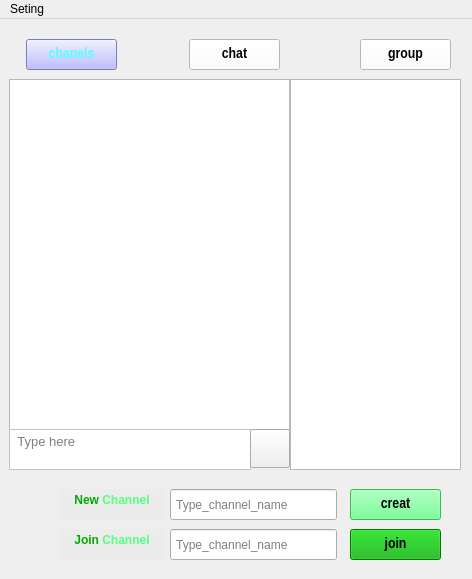
Old version of the form jamin-gram/channel.ui in the repository raminLgh/jamin-gram.
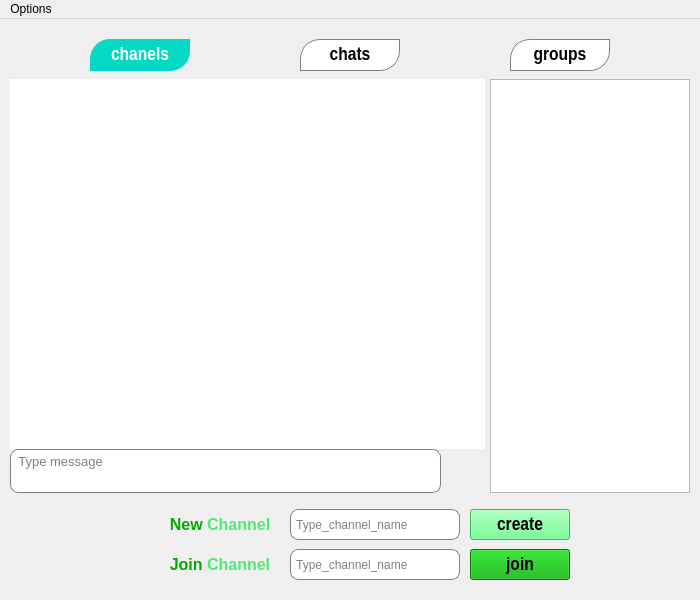
New version of the form. Icons and pictures are not drawn.

The edit to the form file:
```diff
--- a/jamin-gram/channel.ui
+++ b/jamin-gram/channel.ui
@@ -6,8 +6,8 @@
    <rect>
     <x>0</x>
     <y>0</y>
-    <width>472</width>
-    <height>579</height>
+    <width>700</width>
+    <height>600</height>
    </rect>
   </property>
   <property name="windowTitle">
@@ -18,46 +18,61 @@
     <normaloff>:/photo/image/Screenshot_20230626_132056_Chrome.jpg</normaloff>:/photo/image/Screenshot_20230626_132056_Chrome.jpg</iconset>
   </property>
   <property name="styleSheet">
-   <string notr="true"/>
+   <string notr="true">QLineEdit{
+border:1px solid gray;
+border-radius:8px;
+}
+QLineEdit:focus{
+border:1px solid #03dac6;
+}
+</string>
   </property>
   <widget class="QWidget" name="centralwidget">
    <widget class="QPushButton" name="grouppb">
     <property name="geometry">
      <rect>
-      <x>360</x>
+      <x>510</x>
       <y>20</y>
-      <width>91</width>
-      <height>31</height>
+      <width>100</width>
+      <height>32</height>
      </rect>
     </property>
     <property name="font">
      <font>
       <family>Arial Narrow</family>
-      <pointsize>11</pointsize>
-      <weight>75</weight>
+      <pointsize>14</pointsize>
       <bold>true</bold>
      </font>
     </property>
     <property name="styleSheet">
-     <string notr="true">background-color: rgb(255, 255, 255);</string>
+     <string notr="true">QPushButton{
+background:white;
+font-size:14pt;
+border:1px solid gray;
+border-top-left-radius:20px;
+border-bottom-right-radius:20px;
+}
+
+QPushButton:hover{
+background:#41cd52;
+}</string>
     </property>
     <property name="text">
-     <string>group</string>
+     <string>groups</string>
     </property>
    </widget>
    <widget class="QListWidget" name="list">
     <property name="geometry">
      <rect>
-      <x>290</x>
+      <x>490</x>
       <y>60</y>
-      <width>171</width>
-      <height>391</height>
+      <width>200</width>
+      <height>414</height>
      </rect>
     </property>
     <property name="font">
      <font>
       <pointsize>10</pointsize>
-      <weight>75</weight>
       <bold>true</bold>
      </font>
     </property>
@@ -68,9 +83,9 @@
    <widget class="QLineEdit" name="jo_channel_lineEdit">
     <property name="geometry">
      <rect>
-      <x>170</x>
-      <y>510</y>
-      <width>167</width>
+      <x>290</x>
+      <y>530</y>
+      <width>170</width>
       <height>31</height>
      </rect>
     </property>
@@ -84,22 +99,24 @@
    <widget class="QTextEdit" name="chat_ted">
     <property name="geometry">
      <rect>
-      <x>9</x>
+      <x>10</x>
       <y>60</y>
-      <width>281</width>
-      <height>351</height>
+      <width>475</width>
+      <height>370</height>
      </rect>
     </property>
     <property name="font">
      <font>
       <family>Arial</family>
       <pointsize>10</pointsize>
-      <weight>50</weight>
       <bold>false</bold>
      </font>
     </property>
     <property name="styleSheet">
-     <string notr="true"/>
+     <string notr="true">QTextEdit{
+border-image: url(:/photo/image/Screenshot_2023-06-26-19-28-14-376-edit_org.telegram.messenger.jpg);
+border-radius:8px;
+}</string>
     </property>
     <property name="readOnly">
      <bool>true</bool>
@@ -108,22 +125,24 @@
    <widget class="QPushButton" name="joinpb">
     <property name="geometry">
      <rect>
-      <x>350</x>
-      <y>510</y>
-      <width>91</width>
+      <x>470</x>
+      <y>530</y>
+      <width>100</width>
       <height>31</height>
      </rect>
     </property>
     <property name="font">
      <font>
       <family>Arial Narrow</family>
-      <pointsize>11</pointsize>
-      <weight>75</weight>
+      <pointsize>14</pointsize>
       <bold>true</bold>
      </font>
     </property>
     <property name="styleSheet">
-     <string notr="true">background-color: rgb(0, 170, 0);</string>
+     <string notr="true">QPushButton{
+background-color: rgb(0, 170, 0);
+font-size:14pt;
+}</string>
     </property>
     <property name="text">
      <string>join</string>
@@ -132,23 +151,28 @@
    <widget class="QPushButton" name="channelpb">
     <property name="geometry">
      <rect>
-      <x>26</x>
+      <x>90</x>
       <y>20</y>
-      <width>91</width>
-      <height>31</height>
+      <width>100</width>
+      <height>32</height>
      </rect>
     </property>
     <property name="font">
      <font>
       <family>Arial Narrow</family>
-      <pointsize>11</pointsize>
-      <weight>75</weight>
+      <pointsize>14</pointsize>
       <bold>true</bold>
      </font>
     </property>
     <property name="styleSheet">
-     <string notr="true">background-color: rgb(170, 170, 255);
-color: rgb(85, 255, 255);</string>
+     <string notr="true">QPushButton{
+background:#03dac6;
+color:white;
+font-size:14pt;
+border:0px;
+border-top-left-radius:20px;
+border-bottom-right-radius:20px;
+}</string>
     </property>
     <property name="text">
      <string>chanels</string>
@@ -157,26 +181,35 @@
    <widget class="QPushButton" name="chatpb">
     <property name="geometry">
      <rect>
-      <x>189</x>
+      <x>300</x>
       <y>20</y>
-      <width>91</width>
-      <height>31</height>
+      <width>100</width>
+      <height>32</height>
      </rect>
     </property>
     <property name="font">
      <font>
       <family>Arial Narrow</family>
-      <pointsize>11</pointsize>
-      <weight>75</weight>
+      <pointsize>14</pointsize>
       <bold>true</bold>
      </font>
     </property>
     <property name="styleSheet">
-     <string notr="true">background-color: rgb(255, 255, 255);
+     <string notr="true">QPushButton{
+background:white;
+font-size:14pt;
+border:1px solid gray;
+border-top-left-radius:20px;
+border-bottom-right-radius:20px;
+}
+
+QPushButton:hover{
+background:#41cd52;
+}
 </string>
     </property>
     <property name="text">
-     <string>chat</string>
+     <string>chats</string>
     </property>
     <property name="autoDefault">
      <bool>false</bool>
@@ -188,10 +221,10 @@
    <widget class="QTextEdit" name="type_ted">
     <property name="geometry">
      <rect>
-      <x>9</x>
-      <y>410</y>
-      <width>242</width>
-      <height>41</height>
+      <x>10</x>
+      <y>430</y>
+      <width>431</width>
+      <height>44</height>
      </rect>
     </property>
     <property name="font">
@@ -201,42 +234,56 @@
      </font>
     </property>
     <property name="styleSheet">
-     <string notr="true">background-color: rgb(255, 255, 255);</string>
+     <string notr="true">QTextEdit{
+background:white;
+border:1px solid gray;
+border-radius:8px;
+}
+QTextEdit:focus{
+border:1px solid #03dac6;
+}</string>
+    </property>
+    <property name="frameShape">
+     <enum>QFrame::NoFrame</enum>
+    </property>
+    <property name="frameShadow">
+     <enum>QFrame::Sunken</enum>
     </property>
     <property name="placeholderText">
-     <string> Type here</string>
+     <string> Type message</string>
     </property>
    </widget>
    <widget class="QPushButton" name="creatpb">
     <property name="geometry">
      <rect>
-      <x>350</x>
-      <y>470</y>
-      <width>91</width>
+      <x>470</x>
+      <y>490</y>
+      <width>100</width>
       <height>31</height>
      </rect>
     </property>
     <property name="font">
      <font>
       <family>Arial Narrow</family>
-      <pointsize>11</pointsize>
-      <weight>75</weight>
+      <pointsize>14</pointsize>
       <bold>true</bold>
      </font>
     </property>
     <property name="styleSheet">
-     <string notr="true">background-color: rgb(85, 255, 127);</string>
+     <string notr="true">background-color: rgb(85, 255, 127);
+font-size:14pt;
+</string>
     </property>
     <property name="text">
-     <string>creat</string>
+     <string>create</string>
     </property>
    </widget>
    <widget class="QLineEdit" name="cr_chanel_lineEdit">
     <property name="geometry">
      <rect>
-      <x>170</x>
-      <y>470</y>
-      <width>167</width>
+      <x>290</x>
+      <y>490</y>
+      <width>170</width>
       <height>31</height>
      </rect>
     </property>
@@ -250,8 +297,8 @@
    <widget class="QLabel" name="label">
     <property name="geometry">
      <rect>
-      <x>20</x>
-      <y>470</y>
+      <x>120</x>
+      <y>490</y>
       <width>31</width>
       <height>31</height>
      </rect>
@@ -266,8 +313,8 @@
    <widget class="QLabel" name="label_2">
     <property name="geometry">
      <rect>
-      <x>20</x>
-      <y>510</y>
+      <x>120</x>
+      <y>530</y>
       <width>31</width>
       <height>31</height>
      </rect>
@@ -282,63 +329,79 @@
    <widget class="QPushButton" name="pushButton">
     <property name="geometry">
      <rect>
-      <x>250</x>
-      <y>410</y>
-      <width>40</width>
-      <height>39</height>
+      <x>441</x>
+      <y>430</y>
+      <width>44</width>
+      <height>44</height>
      </rect>
     </property>
+    <property name="cursor">
+     <cursorShape>PointingHandCursor</cursorShape>
+    </property>
+    <property name="mouseTracking">
+     <bool>false</bool>
+    </property>
+    <property name="acceptDrops">
+     <bool>false</bool>
+    </property>
+    <property name="autoFillBackground">
+     <bool>false</bool>
+    </property>
     <property name="styleSheet">
      <string notr="true">border-image: url(:/photo/image/Screenshot_20230625_074115_Bale.jpg);</string>
     </property>
     <property name="text">
      <string/>
     </property>
+    <property name="flat">
+     <bool>true</bool>
+    </property>
    </widget>
    <widget class="QTextEdit" name="textEdit">
     <property name="geometry">
      <rect>
-      <x>60</x>
-      <y>470</y>
-      <width>104</width>
+      <x>160</x>
+      <y>492</y>
+      <width>120</width>
       <height>31</height>
      </rect>
     </property>
     <property name="styleSheet">
-     <string notr="true">background-color: rgb(236, 236, 236);</string>
+     <string notr="true">background-color: rgb(240, 240, 240);</string>
     </property>
     <property name="frameShape">
      <enum>QFrame::NoFrame</enum>
     </property>
     <property name="html">
      <string>&lt;!DOCTYPE HTML PUBLIC &quot;-//W3C//DTD HTML 4.0//EN&quot; &quot;http://www.w3.org/TR/REC-html40/strict.dtd&quot;&gt;
-&lt;html&gt;&lt;head&gt;&lt;meta name=&quot;qrichtext&quot; content=&quot;1&quot; /&gt;&lt;style type=&quot;text/css&quot;&gt;
+&lt;html&gt;&lt;head&gt;&lt;meta name=&quot;qrichtext&quot; content=&quot;1&quot; /&gt;&lt;meta charset=&quot;utf-8&quot; /&gt;&lt;style type=&quot;text/css&quot;&gt;
 p, li { white-space: pre-wrap; }
-&lt;/style&gt;&lt;/head&gt;&lt;body style=&quot; font-family:'MS Shell Dlg 2'; font-size:8.25pt; font-weight:400; font-style:normal;&quot;&gt;
-&lt;p align=&quot;center&quot; style=&quot; margin-top:0px; margin-bottom:0px; margin-left:0px; margin-right:0px; -qt-block-indent:0; text-indent:0px;&quot;&gt;&lt;span style=&quot; font-family:'MS Shell Dlg 2'; font-size:9pt; font-weight:600; color:#00aa00;&quot;&gt;New&lt;/span&gt;&lt;span style=&quot; font-family:'MS Shell Dlg 2'; font-size:9pt; font-weight:600;&quot;&gt; &lt;/span&gt;&lt;span style=&quot; font-family:'MS Shell Dlg 2'; font-size:9pt; font-weight:600; color:#55ff7f;&quot;&gt;Channel&lt;/span&gt;&lt;/p&gt;&lt;/body&gt;&lt;/html&gt;</string>
+&lt;/style&gt;&lt;/head&gt;&lt;body style=&quot; font-family:'Segoe UI'; font-size:9pt; font-weight:400; font-style:normal;&quot;&gt;
+&lt;p align=&quot;center&quot; style=&quot; margin-top:0px; margin-bottom:0px; margin-left:0px; margin-right:0px; -qt-block-indent:0; text-indent:0px;&quot;&gt;&lt;span style=&quot; font-family:'MS Shell Dlg 2'; font-size:12pt; font-weight:600; color:#00aa00;&quot;&gt;New&lt;/span&gt;&lt;span style=&quot; font-family:'MS Shell Dlg 2'; font-size:12pt; font-weight:600;&quot;&gt; &lt;/span&gt;&lt;span style=&quot; font-family:'MS Shell Dlg 2'; font-size:12pt; font-weight:600; color:#4eea72;&quot;&gt;Channel&lt;/span&gt;&lt;/p&gt;&lt;/body&gt;&lt;/html&gt;</string>
     </property>
    </widget>
    <widget class="QTextEdit" name="textEdit_2">
     <property name="geometry">
      <rect>
-      <x>60</x>
-      <y>510</y>
-      <width>104</width>
+      <x>160</x>
+      <y>532</y>
+      <width>120</width>
       <height>31</height>
      </rect>
     </property>
     <property name="styleSheet">
-     <string notr="true">background-color: rgb(236, 236, 236);</string>
+     <string notr="true">
+background-color: rgb(240, 240, 240);</string>
     </property>
     <property name="frameShape">
      <enum>QFrame::NoFrame</enum>
     </property>
     <property name="html">
      <string>&lt;!DOCTYPE HTML PUBLIC &quot;-//W3C//DTD HTML 4.0//EN&quot; &quot;http://www.w3.org/TR/REC-html40/strict.dtd&quot;&gt;
-&lt;html&gt;&lt;head&gt;&lt;meta name=&quot;qrichtext&quot; content=&quot;1&quot; /&gt;&lt;style type=&quot;text/css&quot;&gt;
+&lt;html&gt;&lt;head&gt;&lt;meta name=&quot;qrichtext&quot; content=&quot;1&quot; /&gt;&lt;meta charset=&quot;utf-8&quot; /&gt;&lt;style type=&quot;text/css&quot;&gt;
 p, li { white-space: pre-wrap; }
-&lt;/style&gt;&lt;/head&gt;&lt;body style=&quot; font-family:'MS Shell Dlg 2'; font-size:8.25pt; font-weight:400; font-style:normal;&quot;&gt;
-&lt;p align=&quot;center&quot; style=&quot; margin-top:0px; margin-bottom:0px; margin-left:0px; margin-right:0px; -qt-block-indent:0; text-indent:0px;&quot;&gt;&lt;span style=&quot; font-family:'MS Shell Dlg 2'; font-size:9pt; font-weight:600; color:#00aa00;&quot;&gt;Join&lt;/span&gt;&lt;span style=&quot; font-family:'MS Shell Dlg 2'; font-size:9pt; font-weight:600;&quot;&gt; &lt;/span&gt;&lt;span style=&quot; font-family:'MS Shell Dlg 2'; font-size:9pt; font-weight:600; color:#55ff7f;&quot;&gt;Channel&lt;/span&gt;&lt;/p&gt;&lt;/body&gt;&lt;/html&gt;</string>
+&lt;/style&gt;&lt;/head&gt;&lt;body style=&quot; font-family:'Segoe UI'; font-size:9pt; font-weight:400; font-style:normal;&quot;&gt;
+&lt;p align=&quot;center&quot; style=&quot; margin-top:0px; margin-bottom:0px; margin-left:0px; margin-right:0px; -qt-block-indent:0; text-indent:0px;&quot;&gt;&lt;span style=&quot; font-family:'MS Shell Dlg 2'; font-size:12pt; font-weight:600; color:#00aa00;&quot;&gt;Join&lt;/span&gt;&lt;span style=&quot; font-family:'MS Shell Dlg 2'; font-size:12pt; font-weight:600;&quot;&gt; &lt;/span&gt;&lt;span style=&quot; font-family:'MS Shell Dlg 2'; font-size:12pt; font-weight:600; color:#4eea72;&quot;&gt;Channel&lt;/span&gt;&lt;/p&gt;&lt;/body&gt;&lt;/html&gt;</string>
     </property>
    </widget>
   </widget>
@@ -347,13 +410,13 @@
     <rect>
      <x>0</x>
      <y>0</y>
-     <width>472</width>
-     <height>21</height>
+     <width>700</width>
+     <height>26</height>
     </rect>
    </property>
    <widget class="QMenu" name="menuSeting">
     <property name="title">
-     <string>Seting</string>
+     <string>Options</string>
     </property>
     <addaction name="actionExit"/>
    </widget>
```
Left out of the diff: 8 changed lines with no effect on the pictures.
